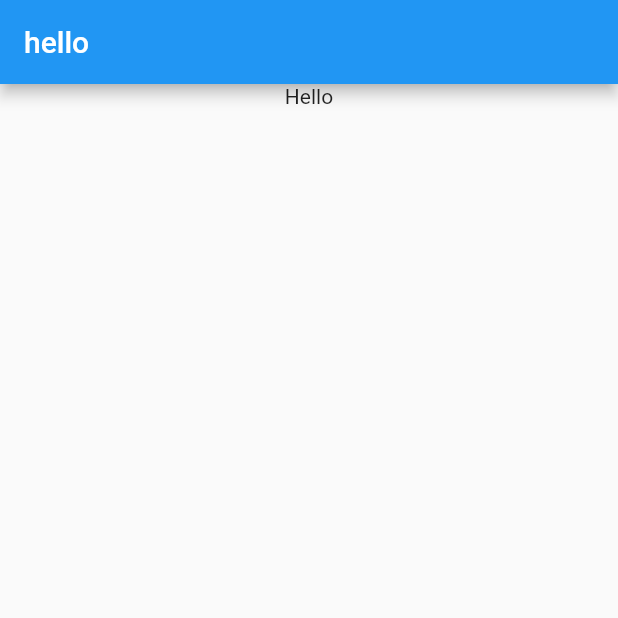
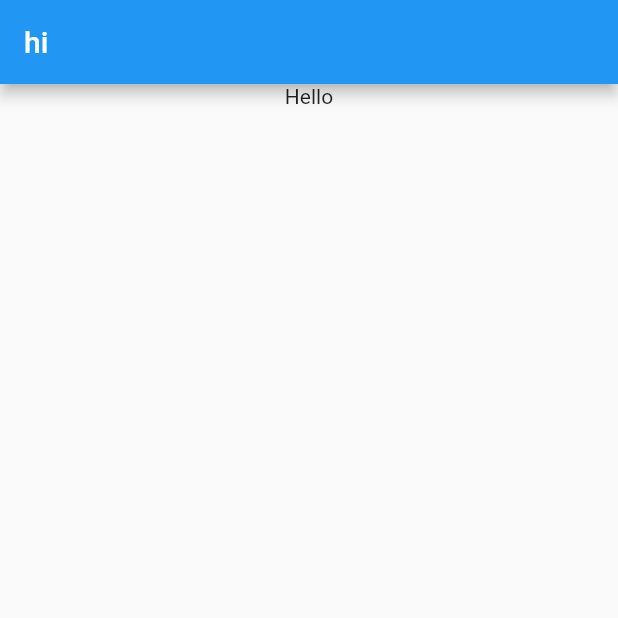
Before and after one commit to YuanSamuel/demo_app, a Flutter app: the screen it shows after launch, on a phone screen of 412 x 824 dp, the top half of it. Run offline on Flutter 3.47's test engine with Material 2 defaults, Android fonts, the phone set to English and light mode, and no system bars.

Commit message:
edit title

```diff
--- a/lib/main.dart
+++ b/lib/main.dart
@@ -4,7 +4,7 @@ void main() {
   runApp(
     MaterialApp(
       home: MyHomePage(
-        title: 'hello',
+        title: 'hi',
       ),
     ),
   );
```
